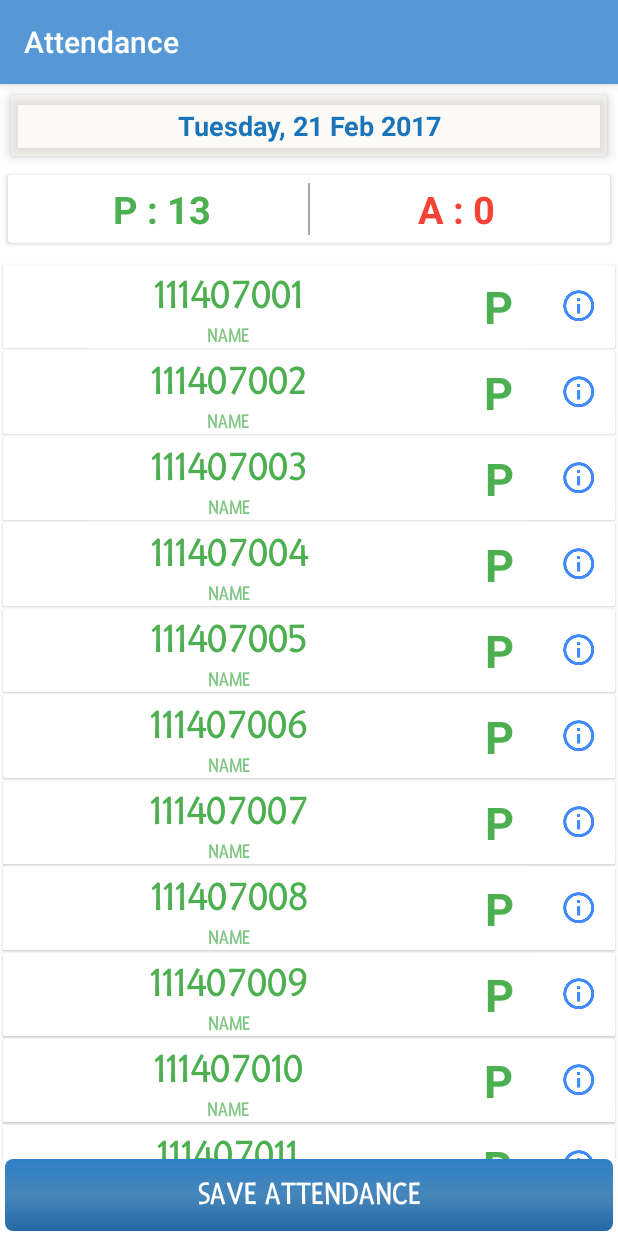
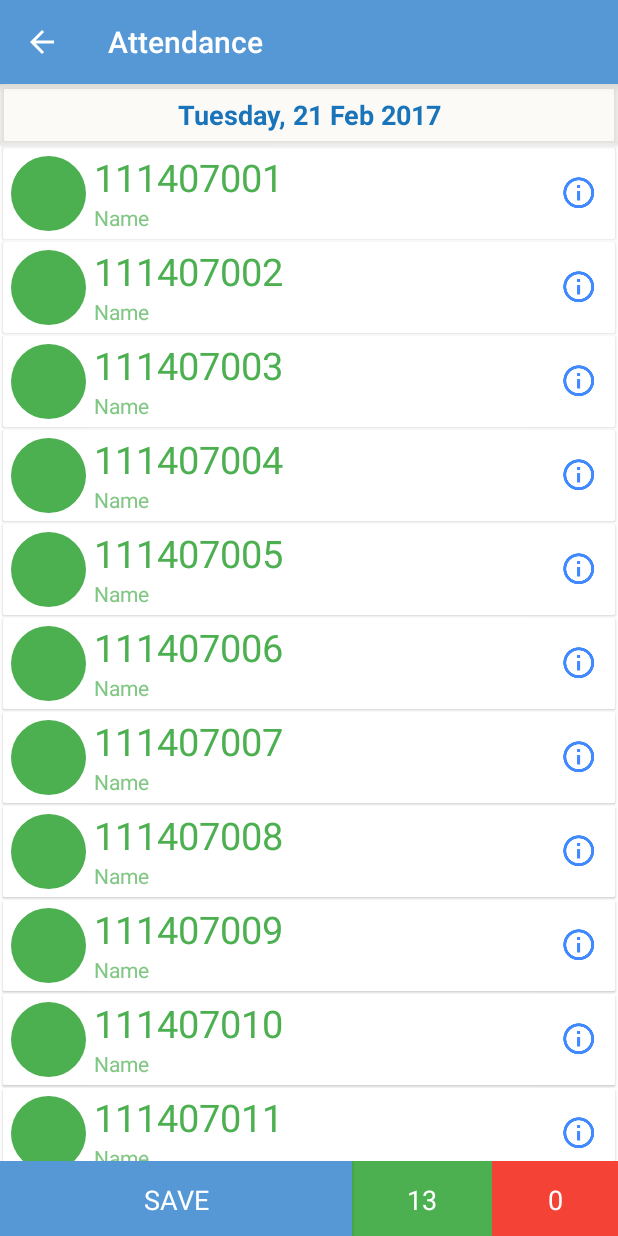
Before and after one commit to CustomAP/PortalApp, an Android app: the AttendanceActivity screen opened directly, with no data from a screen before it, on a phone screen of 412 x 824 dp. Run offline under Robolectric (Android 15) with nearby library versions, the phone set to English and light mode, and no system bars.

Commit message:
Attendance UI changed, Navigation added.

```diff
--- a/app/src/main/AndroidManifest.xml
+++ b/app/src/main/AndroidManifest.xml
@@ -45,7 +45,7 @@
 
         <activity
             android:name=".attendence.AttendanceActivity"
-            android:theme="@style/AppTheme" />
+            android:theme="@style/AppTheme" android:parentActivityName=".MainActivity"/>
 
     </application>
 
--- a/app/src/main/java/com/aceshub/portal/attendence/AttendanceActivity.java
+++ b/app/src/main/java/com/aceshub/portal/attendence/AttendanceActivity.java
@@ -2,6 +2,7 @@ package com.aceshub.portal.attendence;
 
 import android.graphics.Typeface;
 import android.os.Bundle;
+import android.support.v7.app.ActionBar;
 import android.support.v7.app.AppCompatActivity;
 import android.support.v7.widget.LinearLayoutManager;
 import android.support.v7.widget.RecyclerView;
@@ -32,17 +33,20 @@ public class AttendanceActivity extends AppCompatActivity {
     protected void onCreate(Bundle savedInstanceState) {
         super.onCreate(savedInstanceState);
         setContentView(R.layout.attendance);
+        dateTv = (TextView) findViewById(R.id.mis_date_tv);
+        saveAttendance = (Button) findViewById(R.id.button_attendance_save);
+        recyclerView = (RecyclerView) findViewById(R.id.mislist_recyview);
 
+        //Setting navigation
+        getSupportActionBar().setDisplayHomeAsUpEnabled(true);
         setTitle("Attendance");
 
-        dateTv = (TextView) findViewById(R.id.mis_date_tv);
         dateTv.setText(new SimpleDateFormat("EEEE, dd MMM yyyy").format(System.currentTimeMillis()));
 
-        saveAttendance = (Button) findViewById(R.id.button_attendance_save);
-        Typeface typeface = Typeface.createFromAsset(getAssets(), "Fresca-Regular.ttf");
-        saveAttendance.setTypeface(typeface);
+        //Temporarily commented
+        /*Typeface typeface = Typeface.createFromAsset(getAssets(), "Fresca-Regular.ttf");
+        saveAttendance.setTypeface(typeface);*/
 
-        recyclerView = (RecyclerView) findViewById(R.id.mislist_recyview);
         recyclerView.setLayoutManager(new LinearLayoutManager(this));
         adapter = new MisAdapter(MisData.getData(), this);
         recyclerView.setAdapter(adapter);
@@ -72,8 +76,8 @@ public class AttendanceActivity extends AppCompatActivity {
             public void run() {
                 absentNoTv.post(new Runnable() {
                     public void run() {
-                        absentNoTv.setText("A : " + MisData.getAbsent());
-                        presentNoTv.setText("P : " + (MisData.getSize() - MisData.getAbsent()));
+                        absentNoTv.setText(String.valueOf(MisData.getAbsent()));
+                        presentNoTv.setText(String.valueOf(MisData.getSize() - MisData.getAbsent()));
                     }
                 });
             }
--- a/app/src/main/java/com/aceshub/portal/attendence/MisAdapter.java
+++ b/app/src/main/java/com/aceshub/portal/attendence/MisAdapter.java
@@ -11,6 +11,7 @@ import android.view.LayoutInflater;
 import android.view.View;
 import android.view.ViewGroup;
 import android.widget.ImageButton;
+import android.widget.ImageView;
 import android.widget.LinearLayout;
 import android.widget.TextView;
 
@@ -66,23 +67,26 @@ public class MisAdapter extends RecyclerView.Adapter<MisAdapter.DataHolder> {
         private LinearLayout listitemLinearlayout;
         private TextView paText;
         private ImageButton studentInfo;
+        private ImageView pna; //ImageView added
 
         DataHolder(View itemView) {
             super(itemView);
 
+            //Initialisation of all objects should be done at same place.
             mis_tv = (TextView) itemView.findViewById(R.id.mis_tv);
-            Typeface typeface = Typeface.createFromAsset(itemView.getContext().getAssets(), "Fresca-Regular.ttf");
+            mis_name_tv = (TextView) itemView.findViewById(R.id.mis_name_tv);
+            card = (CardView) itemView.findViewById(R.id.mis_listitem_layout);
+            paText = (TextView) itemView.findViewById(R.id.mis_p_a_text);
+            listitemLinearlayout = (LinearLayout) itemView.findViewById(R.id.listitem_linearlayout);
+            pna = (ImageView) itemView.findViewById(R.id.pna);
+
+            //Typeface not looking good thats why temporarily commented.
+           /* Typeface typeface = Typeface.createFromAsset(itemView.getContext().getAssets(), "Fresca-Regular.ttf");
             mis_tv.setTypeface(typeface);
 
-            mis_name_tv = (TextView) itemView.findViewById(R.id.mis_name_tv);
-            mis_name_tv.setTypeface(typeface);
+            mis_name_tv.setTypeface(typeface);*/
 
-            card = (CardView) itemView.findViewById(R.id.mis_listitem_layout);
             card.setOnClickListener(this);
-
-            paText = (TextView) itemView.findViewById(R.id.mis_p_a_text);
-
-            listitemLinearlayout = (LinearLayout) itemView.findViewById(R.id.listitem_linearlayout);
 
             studentInfo = (ImageButton) itemView.findViewById(R.id.imageButton_studentinfo);
 
@@ -94,8 +98,11 @@ public class MisAdapter extends RecyclerView.Adapter<MisAdapter.DataHolder> {
             if (!absent) {
                 //listitemLinearlayout.setBackground(ResourcesCompat.getDrawable(v.getResources(), R.drawable.mis_text_present, null));
                 card.setBackground(ResourcesCompat.getDrawable(v.getResources(), R.drawable.mis_text_present, null));
-                paText.setText("P");
-                paText.setTextColor(ResourcesCompat.getColor(v.getResources(), R.color.green500, null));
+                //Setting ImageDrawable
+                pna.setImageDrawable(v.getResources().getDrawable(R.drawable.green_circle_background));
+                //text not required, either text or graphics(color is used)
+                /*paText.setText("P");
+                paText.setTextColor(ResourcesCompat.getColor(v.getResources(), R.color.green500, null));*/
                 mis_tv.setTextColor(ResourcesCompat.getColor(v.getResources(), R.color.green500, null));
                 mis_name_tv.setTextColor(ResourcesCompat.getColor(v.getResources(), R.color.green300, null));
                 MisData.addAbsent(-1);
@@ -105,8 +112,11 @@ public class MisAdapter extends RecyclerView.Adapter<MisAdapter.DataHolder> {
             } else {
                 //listitemLinearlayout.setBackground(ResourcesCompat.getDrawable(v.getResources(), R.drawable.mis_text_absent, null));
                 card.setBackground(ResourcesCompat.getDrawable(v.getResources(), R.drawable.mis_text_absent, null));
-                paText.setText("A");
-                paText.setTextColor(ResourcesCompat.getColor(v.getResources(), R.color.red500, null));
+                //Setting ImageDrawable
+                pna.setImageDrawable(v.getResources().getDrawable(R.drawable.red_circle_background));
+                //text not required, either text or graphics(color is used)
+                /*paText.setText("A");
+                paText.setTextColor(ResourcesCompat.getColor(v.getResources(), R.color.red500, null));*/
                 mis_tv.setTextColor(ResourcesCompat.getColor(v.getResources(), R.color.red500, null));
                 mis_name_tv.setTextColor(ResourcesCompat.getColor(v.getResources(), R.color.red300, null));
                 MisData.addAbsent(1);
--- /dev/null
+++ b/app/src/main/res/drawable/green_circle_background.xml
@@ -0,0 +1,12 @@
+<?xml version="1.0" encoding="utf-8"?>
+<shape
+    xmlns:android="http://schemas.android.com/apk/res/android"
+    android:shape="oval">
+
+    <solid
+        android:color="#4CAF50"/>
+
+    <size
+        android:width="50dp"
+        android:height="50dp"/>
+</shape>
--- /dev/null
+++ b/app/src/main/res/drawable/red_circle_background.xml
@@ -0,0 +1,12 @@
+<?xml version="1.0" encoding="utf-8"?>
+<shape
+    xmlns:android="http://schemas.android.com/apk/res/android"
+    android:shape="oval">
+
+    <solid
+        android:color="#F44336"/>
+
+    <size
+        android:width="50dp"
+        android:height="50dp"/>
+</shape>
--- a/app/src/main/res/layout/attendance.xml
+++ b/app/src/main/res/layout/attendance.xml
@@ -7,20 +7,24 @@
     android:layout_height="match_parent"
     android:background="#dcffffff"
     android:orientation="vertical"
+    android:weightSum="1"
     tools:context="com.aceshub.portal.attendence.AttendanceActivity">
 
+    <!-- weights are given but not working
+        thats why explicitly heights are set.
+        -->
     <android.support.v7.widget.CardView
         android:layout_width="match_parent"
-        android:layout_height="wrap_content"
-        android:layout_margin="7dp"
+        android:layout_height="60dp"
+        android:layout_margin="0dp"
         app:cardBackgroundColor="#7cf6f4ec"
         app:cardCornerRadius="3dp"
-        app:cardElevation="4dp">
+        android:layout_weight="0.15">
 
         <TextView
             android:id="@+id/mis_date_tv"
-            android:layout_width="wrap_content"
-            android:layout_height="wrap_content"
+            android:layout_width="match_parent"
+            android:layout_height="match_parent"
             android:layout_gravity="center"
             android:gravity="center"
             android:padding="8dp"
@@ -29,7 +33,11 @@
             android:textStyle="bold" />
 
     </android.support.v7.widget.CardView>
-    <!--<TextView
+    <!--
+    Absent and presenty numbers are not required
+    separately. Graphics(Colors) can tell about
+    present and absent
+    <TextView
         android:id="@+id/mis_date_tv"
         android:layout_width="match_parent"
         android:layout_height="wrap_content"
@@ -39,7 +47,7 @@
         android:text=""
         android:textSize="20sp" />-->
 
-    <android.support.v7.widget.CardView
+    <!--android.support.v7.widget.CardView
         android:layout_width="match_parent"
         android:layout_height="wrap_content"
         android:layout_margin="5dp"
@@ -79,30 +87,56 @@
                 android:textStyle="bold" />
         </LinearLayout>
 
-    </android.support.v7.widget.CardView>
+    </android.support.v7.widget.CardView-->>
 
     <android.support.v7.widget.RecyclerView
         android:id="@+id/mislist_recyview"
         android:layout_width="match_parent"
-        android:layout_height="0dp"
-        android:layout_marginTop="7dp"
-        android:layout_weight="1">
+        android:layout_height="wrap_content"
+        android:layout_marginTop="0dp"
+        android:layout_weight="0.7">
 
     </android.support.v7.widget.RecyclerView>
 
-    <Button
-        android:id="@+id/button_attendance_save"
+    <LinearLayout
         android:layout_width="match_parent"
         android:layout_height="wrap_content"
-        android:layout_gravity="center"
-        android:layout_marginBottom="3dp"
-        android:layout_marginEnd="3dp"
-        android:layout_marginStart="3dp"
-        android:background="@drawable/submit_button_backgnd"
-        android:onClick="saveAttendance"
-        android:text="SAVE ATTENDANCE"
-        android:textColor="#FFFFFF"
-        android:textSize="22dp"
-        android:textStyle="bold" />
+        android:orientation="horizontal"
+        android:layout_weight="0.15"
+        android:weightSum="1">
+        <Button
+            android:id="@+id/button_attendance_save"
+            android:layout_width="wrap_content"
+            android:layout_height="70dp"
+            android:layout_gravity="center"
+            android:background="@color/colorPrimary"
+            android:onClick="saveAttendance"
+            android:text="SAVE"
+            android:layout_weight="0.5"
+            android:textColor="#FFFFFF"
+            android:textAppearance="@android:style/TextAppearance.Medium" />
+        <TextView
+            android:id="@+id/present_num_tv"
+            android:layout_width="wrap_content"
+            android:layout_height="70dp"
+            android:text="0"
+            android:layout_gravity="center"
+            android:layout_weight="0.25"
+            android:gravity="center"
+            android:textColor="#FFFFFF"
+            android:background="@color/green500"
+            android:textAppearance="@android:style/TextAppearance.Medium"/>
+        <TextView
+            android:id="@+id/absent_num_tv"
+            android:layout_width="wrap_content"
+            android:layout_height="70dp"
+            android:text="0"
+            android:layout_gravity="center"
+            android:textColor="#FFFFFF"
+            android:layout_weight="0.25"
+            android:gravity="center"
+            android:background="@color/red500"
+            android:textAppearance="@android:style/TextAppearance.Medium"/>
 
+    </LinearLayout>
 </LinearLayout>
--- a/app/src/main/res/layout/mis_listitem.xml
+++ b/app/src/main/res/layout/mis_listitem.xml
@@ -17,6 +17,14 @@
         android:layout_height="wrap_content"
         android:orientation="horizontal">
 
+
+        <ImageView
+            android:id="@+id/pna"
+            android:layout_width="wrap_content"
+            android:layout_height="wrap_content"
+            android:background="@drawable/green_circle_background"
+            android:layout_margin="5dp"/>
+
         <LinearLayout
             android:layout_width="wrap_content"
             android:layout_height="wrap_content"
@@ -28,24 +36,23 @@
                 android:layout_width="match_parent"
                 android:layout_height="wrap_content"
                 android:layout_weight="3"
-                android:gravity="center_horizontal"
-                android:paddingTop="4dp"
-                android:text="item"
+                android:gravity="left"
+                android:paddingTop="2dp"
+                android:text="Item"
                 android:textColor="@color/green500"
-                android:textSize="28sp"
-                android:textStyle="bold" />
+                android:textSize="25sp"
+                />
 
             <TextView
                 android:id="@+id/mis_name_tv"
                 android:layout_width="match_parent"
                 android:layout_height="wrap_content"
                 android:layout_weight="3"
-                android:gravity="center"
-                android:paddingTop="2dp"
-                android:text="NAME"
+                android:gravity="left|top"
+                android:text="Name"
                 android:textColor="@color/green300"
                 android:textSize="14sp"
-                android:textStyle="bold" />
+                 />
         </LinearLayout>
 
 
@@ -57,6 +64,7 @@
             android:layout_weight="1"
             android:gravity="center"
             android:text="P"
+            android:visibility="invisible"
             android:textColor="@color/green500"
             android:textSize="30sp"
             android:textStyle="bold" />
```
